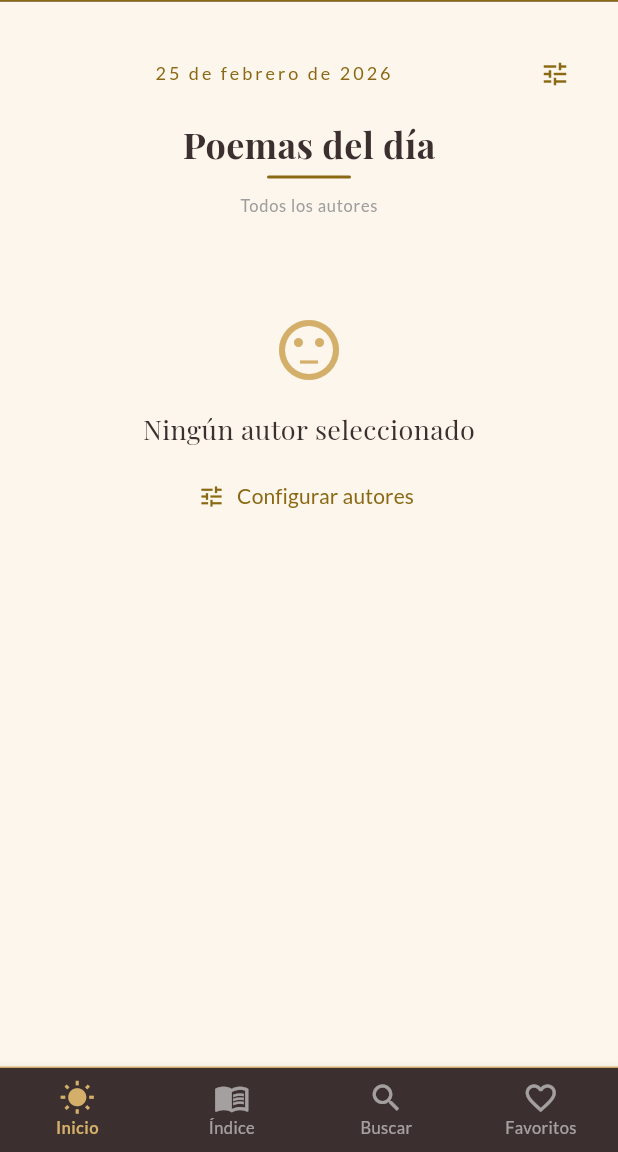
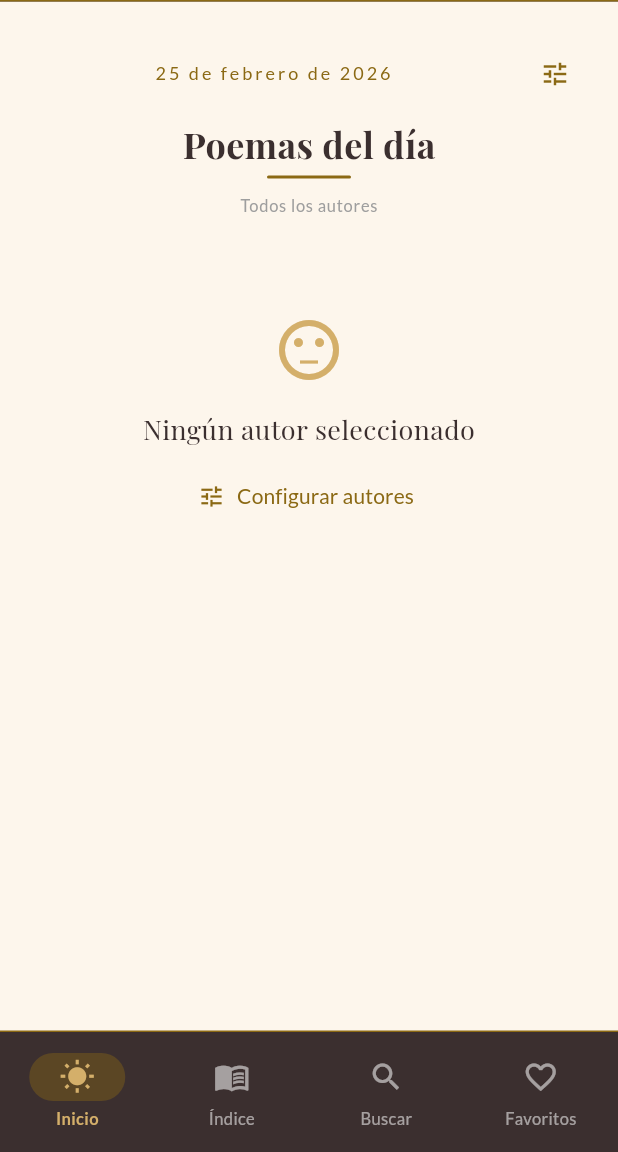
Before and after one commit to mastercobos/PoemasSiglodeOro, a Flutter app: the RootScreen screen opened directly with empty values, on a phone screen of 412 x 824 dp, the part 84-1236 px from its top. Run offline on Flutter 3.47's test engine with Material 3 defaults, Android fonts, the phone set to English and light mode, and no system bars; our stand-ins replace google_fonts, shared_preferences; accounts and stored records are empty.

Commit message:
cambios según Material Design 3

```diff
--- a/lib/screens/inicio_screen.dart
+++ b/lib/screens/inicio_screen.dart
@@ -65,7 +65,24 @@ class InicioScreen extends StatelessWidget {
         ];
         final fechaStr = '${hoy.day} de ${meses[hoy.month]} de ${hoy.year}';
 
-        return SingleChildScrollView(
+        return Scaffold(
+          backgroundColor: const Color(0xFFFDF6EC),
+          appBar: AppBar(
+            backgroundColor: const Color(0xFF3B2F2F),
+            foregroundColor: Colors.white,
+            title: Text(
+              'Antología Poética',
+              style: GoogleFonts.playfairDisplay(
+                  fontSize: 22, fontWeight: FontWeight.bold),
+            ),
+            centerTitle: true,
+            elevation: 0,
+            bottom: PreferredSize(
+              preferredSize: const Size.fromHeight(1),
+              child: Container(color: const Color(0xFF8B6914), height: 1),
+            ),
+          ),
+          body: SingleChildScrollView(
           padding: const EdgeInsets.symmetric(horizontal: 18, vertical: 24),
           child: Column(
             crossAxisAlignment: CrossAxisAlignment.center,
@@ -150,7 +167,8 @@ class InicioScreen extends StatelessWidget {
                 ...destacados.map((p) => _TarjetaPoema(poema: p, todosLosPoemas: poemas)),
             ],
           ),
-        );
+        ),
+          );
       },
     );
   }
--- a/lib/screens/root_screen.dart
+++ b/lib/screens/root_screen.dart
@@ -17,73 +17,110 @@ class RootScreen extends StatefulWidget {
 class _RootScreenState extends State<RootScreen> {
   int _tab = 0;
 
+  final List<GlobalKey<NavigatorState>> _navigatorKeys = [
+    GlobalKey<NavigatorState>(),
+    GlobalKey<NavigatorState>(),
+    GlobalKey<NavigatorState>(),
+    GlobalKey<NavigatorState>(),
+  ];
+
+  Widget _tabContent(int index) {
+    switch (index) {
+      case 0: return InicioScreen(poemas: widget.poemas);
+      case 1: return HomeScreen(poemas: widget.poemas);
+      case 2: return BusquedaScreen(poemas: widget.poemas, todosLosPoemas: widget.poemas);
+      case 3: return FavoritosScreen(todosLosPoemas: widget.poemas);
+      default: return const SizedBox();
+    }
+  }
+
+  Widget _buildTab(int index) {
+    return Navigator(
+      key: _navigatorKeys[index],
+      onGenerateRoute: (settings) => MaterialPageRoute(
+        builder: (_) => _tabContent(index),
+      ),
+    );
+  }
+
   @override
   Widget build(BuildContext context) {
-    return Scaffold(
-      backgroundColor: const Color(0xFFFDF6EC),
-      appBar: AppBar(
-        backgroundColor: const Color(0xFF3B2F2F),
-        foregroundColor: Colors.white,
-        title: Text(
-          'Antología Poética',
-          style: GoogleFonts.playfairDisplay(
-              fontSize: 22, fontWeight: FontWeight.bold),
-        ),
-        centerTitle: true,
-        elevation: 0,
-        bottom: PreferredSize(
-          preferredSize: const Size.fromHeight(1),
-          child: Container(color: const Color(0xFF8B6914), height: 1),
+    return PopScope(
+      canPop: false,
+      onPopInvokedWithResult: (didPop, _) {
+        if (didPop) return;
+        final nav = _navigatorKeys[_tab].currentState;
+        if (nav != null && nav.canPop()) nav.pop();
+      },
+      child: Theme(
+        data: Theme.of(context).copyWith(
+          navigationBarTheme: NavigationBarThemeData(
+            labelTextStyle: WidgetStateProperty.resolveWith((states) {
+              final selected = states.contains(WidgetState.selected);
+              return GoogleFonts.lato(
+                fontSize: 11,
+                fontWeight: selected ? FontWeight.w600 : FontWeight.normal,
+                color: selected ? const Color(0xFFD4AF6A) : Colors.white54,
+              );
+            }),
           ),
         ),
+        child: Scaffold(
+          backgroundColor: const Color(0xFFFDF6EC),
           body: IndexedStack(
             index: _tab,
-        children: [
-          InicioScreen(poemas: widget.poemas),
-          HomeScreen(poemas: widget.poemas),
-          BusquedaScreen(poemas: widget.poemas, todosLosPoemas: widget.poemas),
-          FavoritosScreen(todosLosPoemas: widget.poemas),
-        ],
+            children: List.generate(4, _buildTab),
           ),
           bottomNavigationBar: Container(
             decoration: const BoxDecoration(
-          border:
-              Border(top: BorderSide(color: Color(0xFFD4AF6A), width: 1)),
+              border: Border(
+                  top: BorderSide(color: Color(0xFF8B6914), width: 1)),
             ),
-        child: BottomNavigationBar(
-          currentIndex: _tab,
-          onTap: (i) => setState(() => _tab = i),
+            child: NavigationBar(
+              selectedIndex: _tab,
+              onDestinationSelected: (i) {
+                if (i == _tab) {
+                  _navigatorKeys[i]
+                      .currentState
+                      ?.popUntil((route) => route.isFirst);
+                } else {
+                  setState(() => _tab = i);
+                }
+              },
               backgroundColor: const Color(0xFF3B2F2F),
-          selectedItemColor: const Color(0xFFD4AF6A),
-          unselectedItemColor: Colors.white54,
-          selectedLabelStyle:
-              GoogleFonts.lato(fontSize: 11, fontWeight: FontWeight.w600),
-          unselectedLabelStyle: GoogleFonts.lato(fontSize: 11),
-          type: BottomNavigationBarType.fixed,
-          items: const [
-            BottomNavigationBarItem(
-              icon: Icon(Icons.wb_sunny_outlined),
-              activeIcon: Icon(Icons.wb_sunny),
+              indicatorColor:
+                  const Color(0xFF8B6914).withValues(alpha: 0.4),
+              surfaceTintColor: Colors.transparent,
+              shadowColor: Colors.transparent,
+              elevation: 0,
+              labelBehavior:
+                  NavigationDestinationLabelBehavior.alwaysShow,
+              destinations: const [
+                NavigationDestination(
+                  icon: Icon(Icons.wb_sunny_outlined, color: Colors.white54),
+                  selectedIcon: Icon(Icons.wb_sunny, color: Color(0xFFD4AF6A)),
                   label: 'Inicio',
                 ),
-            BottomNavigationBarItem(
-              icon: Icon(Icons.menu_book_outlined),
-              activeIcon: Icon(Icons.menu_book),
+                NavigationDestination(
+                  icon: Icon(Icons.menu_book_outlined, color: Colors.white54),
+                  selectedIcon: Icon(Icons.menu_book, color: Color(0xFFD4AF6A)),
                   label: 'Índice',
                 ),
-            BottomNavigationBarItem(
-              icon: Icon(Icons.search),
-              activeIcon: Icon(Icons.search),
+                NavigationDestination(
+                  icon: Icon(Icons.search, color: Colors.white54),
+                  selectedIcon: Icon(Icons.search, color: Color(0xFFD4AF6A)),
                   label: 'Buscar',
                 ),
-            BottomNavigationBarItem(
-              icon: Icon(Icons.favorite_border),
-              activeIcon: Icon(Icons.favorite),
+                NavigationDestination(
+                  icon: Icon(Icons.favorite_border, color: Colors.white54),
+                  selectedIcon: Icon(Icons.favorite, color: Color(0xFFD4AF6A)),
                   label: 'Favoritos',
                 ),
               ],
             ),
           ),
+        ),
+      ),
     );
   }
 }
```
Also changed, not shown: lib/main.dart (+46 -2 lines), lib/screens/busqueda_screen.dart (+49 -39 lines), lib/screens/favoritos_screen.dart (+55 -39 lines), lib/screens/home_screen.dart (+26 -20 lines), lib/screens/poema_screen.dart (+1 -8 lines), pubspec.lock, 1 other file. Lines whose indentation alone changed are shown as unchanged.
